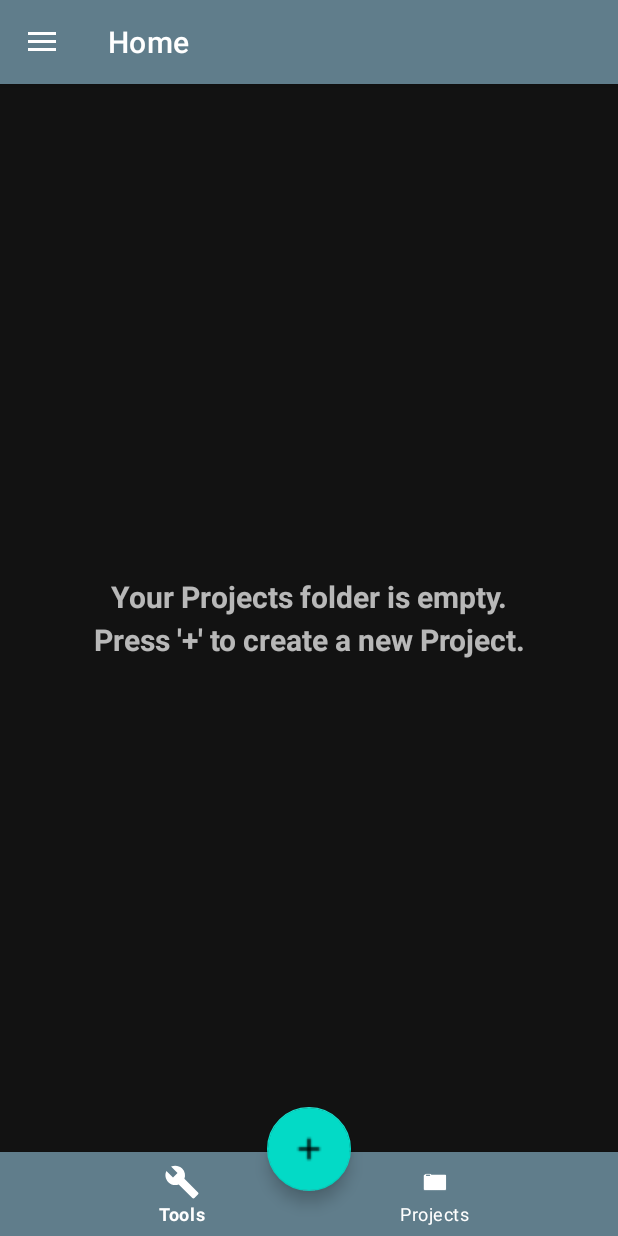
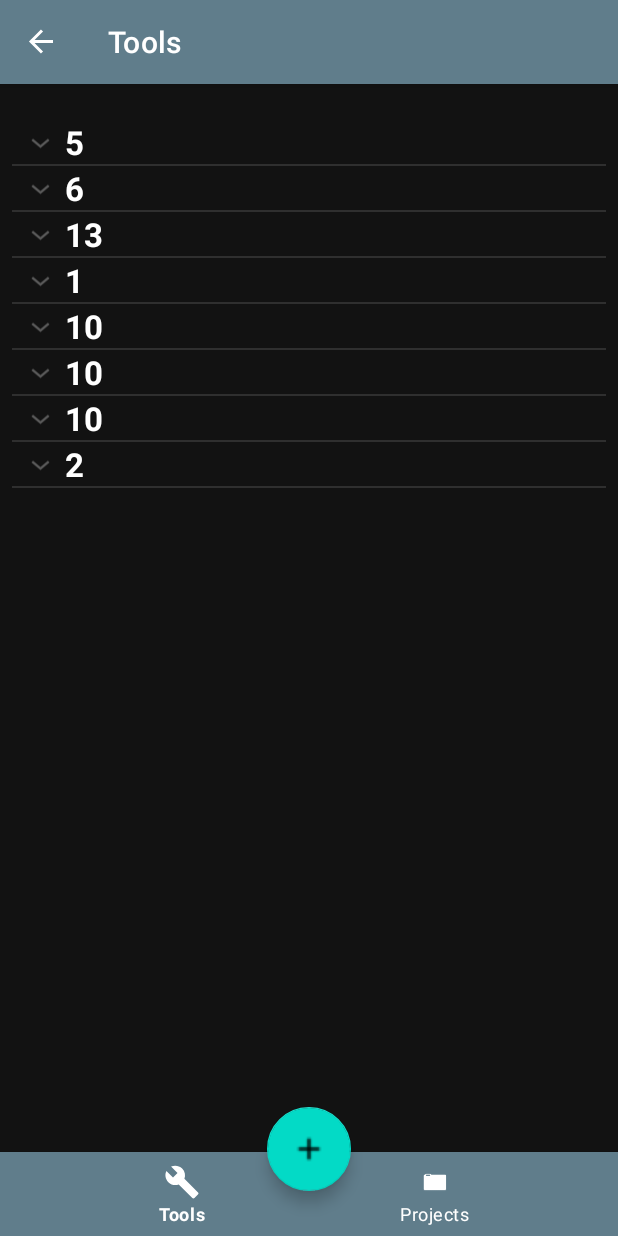
Before and after one commit to serorca/Kphisics, an Android app: the screen it shows after launch (MainActivity), in the side drawer, after a tap on "Tools", on a phone screen of 412 x 824 dp. Run offline under Robolectric (Android 15) with nearby library versions, the phone set to English and light mode, and no system bars; our stand-ins replace navigation-ui.

Commit message:
Making the NavigationUi to work properly

```diff
--- a/app/src/main/AndroidManifest.xml
+++ b/app/src/main/AndroidManifest.xml
@@ -8,6 +8,8 @@
     <uses-permission
         android:name="android.permission.READ_EXTERNAL_STORAGE"
         android:maxSdkVersion="28" />
+
+    <uses-permission android:name="android.permission.RECORD_AUDIO" />
 
     <application
         android:allowBackup="true"
--- a/app/src/main/java/com/example/kphisics/ui/MainActivity.kt
+++ b/app/src/main/java/com/example/kphisics/ui/MainActivity.kt
@@ -1,12 +1,9 @@
 package com.example.kphisics.ui
 
 import android.os.Bundle
-import com.google.android.material.snackbar.Snackbar
-import com.google.android.material.navigation.NavigationView
-import androidx.core.view.GravityCompat
 import androidx.appcompat.app.ActionBarDrawerToggle
 import androidx.appcompat.app.AppCompatActivity
-import android.view.MenuItem
+import androidx.core.view.GravityCompat
 import androidx.navigation.Navigation
 import androidx.navigation.ui.NavigationUI
 import androidx.navigation.ui.setupWithNavController
@@ -14,7 +11,7 @@ import com.example.kphisics.R
 import kotlinx.android.synthetic.main.activity_main.*
 import kotlinx.android.synthetic.main.app_bar_main.*
 
-class MainActivity : AppCompatActivity(), NavigationView.OnNavigationItemSelectedListener {
+class MainActivity : AppCompatActivity() {
 
     override fun onCreate(savedInstanceState: Bundle?) {
         super.onCreate(savedInstanceState)
@@ -25,10 +22,7 @@ class MainActivity : AppCompatActivity(), NavigationView.OnNavigationItemSelecte
         NavigationUI.setupActionBarWithNavController(this, navController, drawerLayout)
 
         navigationView.setupWithNavController(navController)
-
         fab.setOnClickListener { view ->
-            Snackbar.make(view, "Replace with your own action", Snackbar.LENGTH_LONG)
-                    .setAction("Action", null).show()
         }
 
         val toggle = ActionBarDrawerToggle(
@@ -36,7 +30,6 @@ class MainActivity : AppCompatActivity(), NavigationView.OnNavigationItemSelecte
         drawerLayout.addDrawerListener(toggle)
         toggle.syncState()
 
-        navigationView.setNavigationItemSelectedListener(this)
     }
 
     override fun onBackPressed() {
@@ -47,30 +40,7 @@ class MainActivity : AppCompatActivity(), NavigationView.OnNavigationItemSelecte
         }
     }
 
-    override fun onNavigationItemSelected(item: MenuItem): Boolean {
-        // Handle navigation view item clicks here.
-        when (item.itemId) {
-            R.id.nav_camera -> {
-                // Handle the camera action
-            }
-            R.id.nav_gallery -> {
-
-            }
-            R.id.nav_slideshow -> {
-
-            }
-            R.id.nav_manage -> {
-
-            }
-            R.id.nav_share -> {
-
-            }
-            R.id.nav_send -> {
-
-            }
-        }
-
-        drawerLayout.closeDrawer(GravityCompat.START)
-        return true
+    override fun onSupportNavigateUp(): Boolean {
+        return NavigationUI.navigateUp(Navigation.findNavController(this, R.id.projectsNavFragment),  drawerLayout)
     }
 }
--- a/app/src/main/java/com/example/kphisics/ui/tools/ToolsNavFragment.kt
+++ b/app/src/main/java/com/example/kphisics/ui/tools/ToolsNavFragment.kt
@@ -4,16 +4,72 @@ import android.os.Bundle
 import android.view.LayoutInflater
 import android.view.View
 import android.view.ViewGroup
+import android.widget.ExpandableListView
+import android.widget.Toast
 import androidx.fragment.app.Fragment
+import com.example.kphisics.R
+import com.example.kphisics.model.SensorNames
+import java.util.*
 
-class ToolsNavFragment : Fragment(){
+class ToolsNavFragment : Fragment() {
+
+    private val mySection = LinkedHashMap<String, Int>()
+    private val sensorList = ArrayList<Int>()
+
+    private var listAdapter: ExpandableListAdapter? = null
+    private var expandableListView: ExpandableListView? = null
 
     override fun onCreateView(inflater: LayoutInflater, container: ViewGroup?, savedInstanceState: Bundle?): View? {
-        return super.onCreateView(inflater, container, savedInstanceState)
+        return inflater.inflate(R.layout.fragment_tools, container, false)
     }
 
     override fun onViewCreated(view: View, savedInstanceState: Bundle?) {
         super.onViewCreated(view, savedInstanceState)
+
+        sensorList.add(SensorNames.LIGHT)
+        sensorList.add(SensorNames.ACOUSTIC_INTENSITY)
+        sensorList.add(SensorNames.SOUND_TONE)
+        sensorList.add(SensorNames.ACCELEROMETER)
+        sensorList.add(SensorNames.ACCELEROMETER_X)
+        sensorList.add(SensorNames.ACCELEROMETER_Y)
+        sensorList.add(SensorNames.ACCELEROMETER_Z)
+        sensorList.add(SensorNames.MAGNETIC_FIELD)
+
+        //get reference to the ExpandableListView
+        expandableListView = activity!!.findViewById(R.id.lvExp) as ExpandableListView
+        //create the adapter by passing your ArrayList data
+        listAdapter = ExpandableListAdapter(this.context!!, sensorList)
+        //attach the adapter to the list
+        expandableListView!!.setAdapter(listAdapter)
+
+        expandableListView!!.setOnGroupClickListener(listGroupClicked)
+
+    }
+
+    private val listGroupClicked = ExpandableListView.OnGroupClickListener { _, _, groupPosition, _ ->
+        //get the group header
+        val headerInfo = sensorList[groupPosition]
+        //display it or do something with it
+        Toast.makeText(context, "Child on Header $headerInfo",
+                Toast.LENGTH_LONG).show()
+
+        false
+    }
+
+    //method to expand all groups
+    private fun expandAll() {
+        val count = listAdapter!!.groupCount
+        for (i in 0 until count) {
+            expandableListView!!.expandGroup(i)
+        }
+    }
+
+    //method to collapse all groups
+    private fun collapseAll() {
+        val count = listAdapter!!.groupCount
+        for (i in 0 until count) {
+            expandableListView!!.collapseGroup(i)
+        }
     }
 
 }
--- a/app/src/main/res/layout/activity_main.xml
+++ b/app/src/main/res/layout/activity_main.xml
@@ -20,6 +20,6 @@
         android:layout_gravity="start"
         android:fitsSystemWindows="true"
         app:headerLayout="@layout/nav_header_main"
-        app:menu="@menu/activity_main_drawer" />
+        app:menu="@menu/menu_activity_nav_drawer" />
 
 </androidx.drawerlayout.widget.DrawerLayout>
--- a/app/src/main/res/layout/fragment_tools.xml
+++ b/app/src/main/res/layout/fragment_tools.xml
@@ -2,15 +2,14 @@
 <androidx.constraintlayout.widget.ConstraintLayout xmlns:android="http://schemas.android.com/apk/res/android"
     xmlns:app="http://schemas.android.com/apk/res-auto"
     android:layout_width="match_parent"
-    android:layout_height="match_parent"
-    xmlns:tools="http://schemas.android.com/tools">
+    android:layout_height="match_parent">
 
     <ExpandableListView
         android:id="@+id/lvExp"
         android:layout_width="match_parent"
         android:layout_height="match_parent"
         android:layout_marginStart="8dp"
-        android:layout_marginTop="8dp"
+        android:layout_marginTop="80dp"
         android:layout_marginEnd="8dp"
         android:layout_marginBottom="8dp"
         app:layout_constraintBottom_toBottomOf="parent"
--- a/app/src/main/res/menu/activity_main_drawer.xml
+++ /dev/null
@@ -1,38 +0,0 @@
-<?xml version="1.0" encoding="utf-8"?>
-<menu xmlns:android="http://schemas.android.com/apk/res/android"
-    xmlns:tools="http://schemas.android.com/tools"
-    tools:showIn="navigation_view">
-
-    <group android:checkableBehavior="single">
-        <item
-            android:id="@+id/nav_camera"
-            android:icon="@drawable/ic_menu_camera"
-            android:title="Import" />
-        <item
-            android:id="@+id/nav_gallery"
-            android:icon="@drawable/ic_menu_gallery"
-            android:title="Gallery" />
-        <item
-            android:id="@+id/nav_slideshow"
-            android:icon="@drawable/ic_menu_slideshow"
-            android:title="Slideshow" />
-        <item
-            android:id="@+id/nav_manage"
-            android:icon="@drawable/ic_menu_manage"
-            android:title="Tools" />
-    </group>
-
-    <item android:title="Communicate">
-        <menu>
-            <item
-                android:id="@+id/nav_share"
-                android:icon="@drawable/ic_menu_share"
-                android:title="Share" />
-            <item
-                android:id="@+id/nav_send"
-                android:icon="@drawable/ic_menu_send"
-                android:title="Send" />
-        </menu>
-    </item>
-
-</menu>
--- /dev/null
+++ b/app/src/main/res/menu/menu_activity_nav_drawer.xml
@@ -0,0 +1,31 @@
+<?xml version="1.0" encoding="utf-8"?>
+<menu xmlns:android="http://schemas.android.com/apk/res/android"
+    xmlns:tools="http://schemas.android.com/tools"
+    tools:showIn="navigation_view">
+
+    <group android:checkableBehavior="single">
+        <item
+            android:id="@+id/projectsNavFragment"
+            android:icon="@mipmap/ic_projects"
+            android:title="@string/projects_bottom_nav_title"/>
+
+        <item
+            android:id="@+id/toolsFragment"
+            android:icon="@drawable/ic_menu_manage"
+            android:title="@string/tools" />
+    </group>
+
+    <item android:title="@string/communicate">
+        <menu>
+            <item
+                android:id="@+id/shareNavFragment"
+                android:icon="@drawable/ic_menu_share"
+                android:title="@string/share" />
+            <item
+                android:id="@+id/infoNavFragment"
+                android:icon="@android:drawable/ic_dialog_info"
+                android:title="@string/info" />
+        </menu>
+    </item>
+
+</menu>
--- a/app/src/main/res/navigation/mobile_navigation.xml
+++ b/app/src/main/res/navigation/mobile_navigation.xml
@@ -14,7 +14,7 @@
     <fragment
         android:id="@+id/toolsFragment"
         android:name="com.example.kphisics.ui.tools.ToolsNavFragment"
-        android:label="Info"
+        android:label="Tools"
         tools:layout="@layout/fragment_tools" />
 
 </navigation>
--- a/app/src/main/res/values/strings.xml
+++ b/app/src/main/res/values/strings.xml
@@ -9,4 +9,9 @@
     <string name="tools_bottom_nav_item_title">Tools</string>
     <string name="projects_bottom_nav_title">Projects</string>
     <string name="no_projects_tv">Your Projects folder is empty. Press \'+\' to create a new Project.</string>
+    <string name="tools">Tools</string>
+    <string name="share">Share</string>
+    <string name="communicate">Communicate</string>
+    <string name="info">Info</string>
+    <string name="info_text">lorem ipsum dolor</string>
 </resources>
```
Also changed, not shown: app/src/main/java/com/example/kphisics/model/SensorNames.kt (added, +33 -0 lines), app/src/main/java/com/example/kphisics/ui/InfoFragment.kt (+10 -0 lines), app/src/main/java/com/example/kphisics/ui/ShareFragment.java (added, +7 -0 lines), app/src/main/java/com/example/kphisics/ui/tools/ExpandableListAdapter.kt (+10 -11 lines), app/src/main/java/com/example/kphisics/ui/tools/HeaderInfo.kt (+1 -19 lines), app/src/main/res/layout/fragment_info.xml (+19 -2 lines), app/src/main/res/navigation/nav_main.xml (+12 -0 lines).
